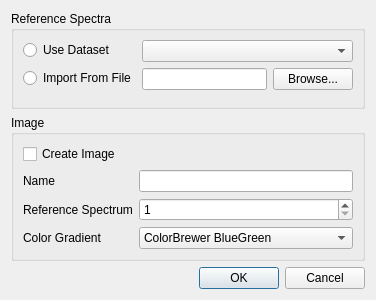
Above: GUI/Analysis/classicalleastsquaresdialog.ui from VespucciProject/Vespucci before the change. Below: the same form after it.
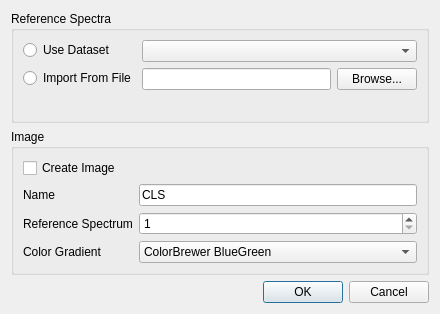
That is the form after the change.

```diff
--- a/GUI/Analysis/classicalleastsquaresdialog.ui
+++ b/GUI/Analysis/classicalleastsquaresdialog.ui
@@ -6,8 +6,8 @@
    <rect>
     <x>0</x>
     <y>0</y>
-    <width>359</width>
-    <height>300</height>
+    <width>440</width>
+    <height>314</height>
    </rect>
   </property>
   <property name="windowTitle">
@@ -75,7 +75,11 @@
        </widget>
       </item>
       <item row="1" column="1">
-       <widget class="QLineEdit" name="nameLineEdit"/>
+       <widget class="QLineEdit" name="nameLineEdit">
+        <property name="text">
+         <string>CLS</string>
+        </property>
+       </widget>
       </item>
       <item row="2" column="0">
        <widget class="QLabel" name="label_2">
```
